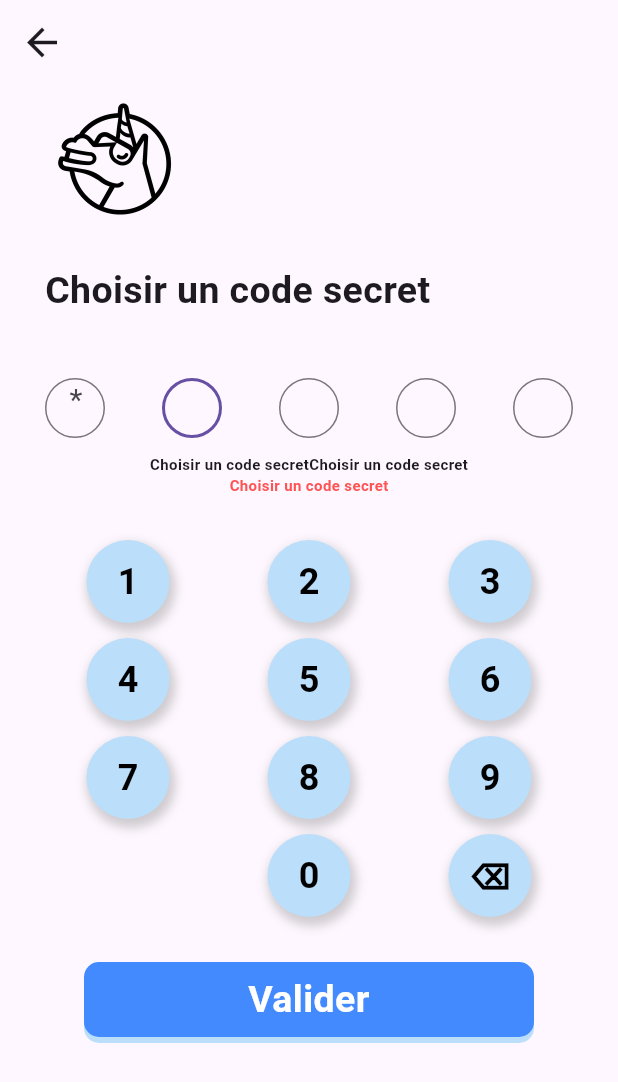
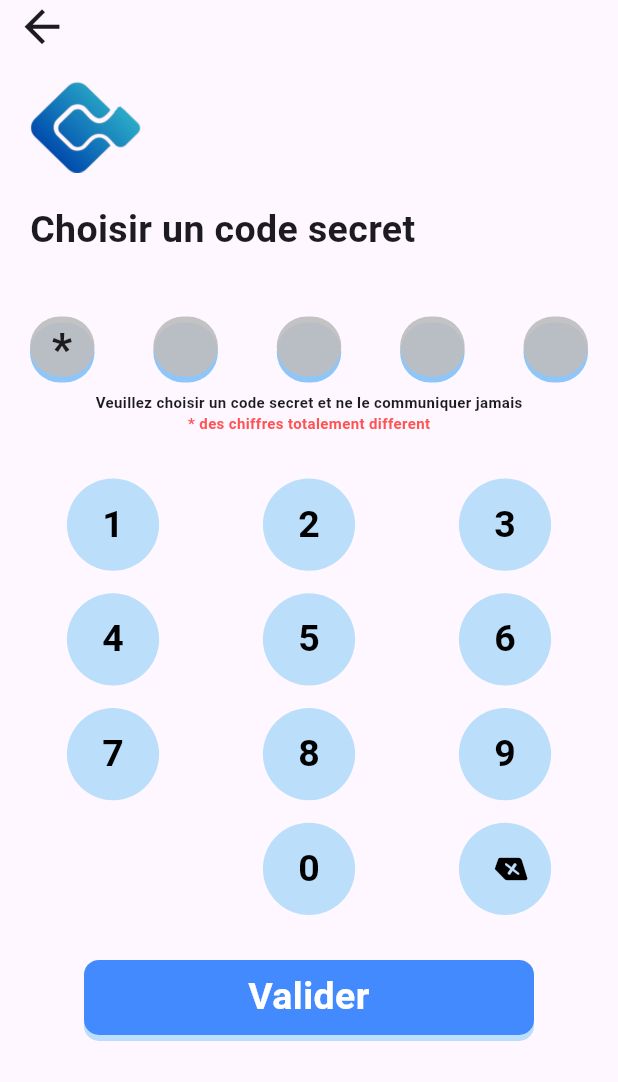
Before and after one commit to SafitouTech/iostest, a Flutter app: the screen it shows after launch, after a tap on an icon or button, on a phone screen of 412 x 824 dp. Shown: the top 1082 px of the screen. Run offline on Flutter 3.47's test engine with Material 3 defaults, Android fonts, the phone set to English and light mode, and no system bars.

Commit message:
mon 2er commit

```diff
--- a/lib/main.dart
+++ b/lib/main.dart
@@ -4,20 +4,15 @@ import 'package:flutter/material.dart';
 void main() {
   runApp(MyApp());
 }
-
 class MyApp extends StatelessWidget {
   @override
   Widget build(BuildContext context) {
     return MaterialApp(
       title: 'Saisie de Mot de Passe',
-      theme: ThemeData(
-        primarySwatch: Colors.blue,
-      ),
       home: PasswordInputPage(),
     );
   }
 }
-
 class PasswordInputPage extends StatefulWidget {
   @override
   _PasswordInputPageState createState() => _PasswordInputPageState();
@@ -30,6 +25,7 @@ class _PasswordInputPageState extends State<PasswordInputPage> {
   Timer? _hideTimer;
 
   void _onKeyPressed(String value) {
+    print('Button pressed: $value'); // Ajoutez cette ligne pour le débogage
     for (int i = 0; i < _password.length; i++) {
       if (_password[i].isEmpty) {
         setState(() {
@@ -40,9 +36,9 @@ class _PasswordInputPageState extends State<PasswordInputPage> {
           _hideTimer!.cancel();
         }
 
-        _hideTimer = Timer(Duration(seconds: 1), () {
+        _hideTimer = Timer(Duration(milliseconds: 100), () {
           setState(() {
-            _displayPassword[i] = '*' ;// Remplace le chiffre par une étoile après 1 seconde
+            _displayPassword[i] = '*';
           });
         });
 
@@ -53,7 +49,6 @@ class _PasswordInputPageState extends State<PasswordInputPage> {
       }
     }
   }
-
   void _onDelete() {
     for (int i = _password.length - 1; i >= 0; i--) {
       if (_password[i].isNotEmpty) {
@@ -68,37 +63,35 @@ class _PasswordInputPageState extends State<PasswordInputPage> {
       }
     }
   }
-
   @override
   void dispose() {
     _hideTimer?.cancel();
     super.dispose();
   }
-
   @override
   Widget build(BuildContext context) {
     return Scaffold(
-      appBar: AppBar(
-        leading: Container(
-          child: Icon(Icons.arrow_back, size: 30),
+      appBar: PreferredSize(
+        preferredSize: Size.fromHeight(35),
+        child: AppBar(
+          leading: Icon(Icons.arrow_back, size: 35),
         ),
       ),
       body: Padding(
-        padding: const EdgeInsets.symmetric(horizontal: 30),
+        padding: const EdgeInsets.symmetric(horizontal: 20),
         child: Column(
           mainAxisAlignment: MainAxisAlignment.start,
           children: [
             Align(
               alignment: Alignment.topLeft,
               child: Container(
-                height: 100,
-                width: 100,
+                width: 80,
                 decoration: const BoxDecoration(
                   shape: BoxShape.rectangle,
                 ),
                 child: ClipRect(
                   child: Image(
-                    image: AssetImage('images/logo1.png'),
+                    image: AssetImage('images/logo_Companion.png'),
                     fit: BoxFit.cover,
                   ),
                 ),
@@ -117,7 +110,6 @@ class _PasswordInputPageState extends State<PasswordInputPage> {
               ),
             ),
             SizedBox(height: 40),
-
             Column(
               mainAxisAlignment: MainAxisAlignment.center,
               children: [
@@ -125,67 +117,64 @@ class _PasswordInputPageState extends State<PasswordInputPage> {
                 Row(
                   mainAxisAlignment: MainAxisAlignment.spaceBetween,
                   children: List.generate(5, (index) {
-                    return SizedBox(
-                      width: 40,
+                    return Container(
+                      width: 43,
                       height: 40,
-                      //pas ca je doit le perso
-                      child: Center(
-                        child: TextField(
+                      decoration: BoxDecoration(
+                        color: Colors.grey.shade400.withOpacity(0.9),
+                        borderRadius: BorderRadius.circular(20),
+                        boxShadow: [
+                          BoxShadow(
+                            color: Colors.blue.withOpacity(0.5),
+                            offset: Offset(0, 4),
+                          ),
+                        ],
+                      ),
+                        child: Text(
+                          _displayPassword[index],
                           style: TextStyle(
-                            fontSize: 20,
+                            fontSize: 30,
+                            fontWeight: FontWeight.bold,
                           ),
-                          focusNode: _focusNodes[index],
                           textAlign: TextAlign.center,
-                          readOnly: true,
-                          decoration: InputDecoration(
-                            counterText: '',
-                            border: OutlineInputBorder(
-
-                              borderRadius: BorderRadius.circular(100),
-                             // borderSide: BorderSide(color: Color(0xFF1EEB3344))
-                            ),
-                            hintText: _displayPassword[index], // Affichage du chiffre temporaire ou étoile
-                          ),
-                        ),
                         ),
                     );
                   }),
                 ),
-
                 SizedBox(height: 10),
                 Align(
                   alignment: Alignment.topCenter,
                   child: Text(
-                    'Choisir un code secretChoisir un code secret',
+                    'Veuillez choisir un code secret et ne le communiquer jamais',
                     style: TextStyle(
                       fontWeight: FontWeight.w600,
                       fontSize: 10,
                     ),
                     textAlign: TextAlign.start,
                   ),
-                ), Align(
+                ),
+                 Align(
                   alignment: Alignment.topCenter,
                   child: Text(
-                    'Choisir un code secret',
+                    '* des chiffres totalement different',
                     style: TextStyle(
                       fontWeight: FontWeight.w600,
                       fontSize: 10,
-                      color: Colors.redAccent
+                      color: Colors.redAccent,
                     ),
                     textAlign: TextAlign.start,
                   ),
                 ),
                 SizedBox(height: 30),
-                //  my clavier numérique personnalisé
                 GridView.builder(
                   shrinkWrap: true,
                   gridDelegate: SliverGridDelegateWithFixedCrossAxisCount(
                     crossAxisCount: 3, // 3 colonnes
-                    mainAxisSpacing: 10,
-                    crossAxisSpacing: 10,
-                    childAspectRatio: 2, // Ajuste la taille des boutons
+                    mainAxisSpacing: 15,
+                    crossAxisSpacing: 20,
+                    childAspectRatio: 1.8,
                   ),
-                  itemCount: 12, // 12 boutons
+                  itemCount: 12,
                   itemBuilder: (context, index) {
                     String buttonText;
                     if (index < 9) {
@@ -208,26 +197,28 @@ class _PasswordInputPageState extends State<PasswordInputPage> {
                                 _onKeyPressed(buttonText);
                               }
                             },
+                            behavior: HitTestBehavior.opaque, // Assure que tous les gestes sont capturés
                             child: Container(
-                        height: 50,
-                        width: 60,
+                              height: 40,
+                              width: 40,
                               decoration: BoxDecoration(
                                 color: Colors.blue.shade100,
                                 shape: BoxShape.circle,
-                          boxShadow: [
-                            BoxShadow(
-                              color: Colors.grey.withOpacity(0.5),
-                              spreadRadius: 2,
-                              blurRadius: 5,
-                              offset: Offset(2, 4),
-                            ),
-                          ],
                               ),
                               child: Center(
-                          child: Text(
+                                child: buttonText == '⌫'
+                                    ? Transform(
+                                    transform: Matrix4.skewX(0.3),
+                                      child: Icon(
+                                        Icons.backspace_rounded,
+                                        color: Colors.black,
+                                        size: 20,
+                                      ),
+                                    )
+                              : Text(
                                 buttonText,
                                 style: TextStyle(
-                              fontSize: 24,
+                                  fontSize: 25,
                                   fontWeight: FontWeight.bold,
                                   color: Colors.black,
                                 ),
@@ -251,6 +242,13 @@ class _PasswordInputPageState extends State<PasswordInputPage> {
                       ),
                     ],
                   ),
+                  child: GestureDetector(
+                    /*onTap: () {
+                      Navigator.push(
+                        context,
+                        MaterialPageRoute(builder: (context) => OptValidation()),
+                      );
+                    },*/
                     child: Center(
                       child: Text(
                         'Valider',
@@ -263,6 +261,7 @@ class _PasswordInputPageState extends State<PasswordInputPage> {
                       ),
                     ),
                   ),
+                ),
               ],
             ),
           ],
@@ -271,3 +270,159 @@ class _PasswordInputPageState extends State<PasswordInputPage> {
     );
   }
 }
+
+/*class OptValidation extends StatefulWidget {
+  const OptValidation({super.key});
+
+  @override
+  State<OptValidation> createState() => _OptValidationState();
+}
+
+class _OptValidationState extends State<OptValidation> {
+
+  final List<String> _code = List.filled(5, '');
+  final List<String> _displayCode = List.filled(5, '');
+  final _focusNodes = List.generate(5, (index) => FocusNode());
+  Timer? _hideTimer;
+
+  void _onKeyPressed(String value) {
+    for (int i = 0; i < _code.length; i++) {
+      if (_code[i].isEmpty) {
+        setState(() {
+          _code[i] = value;
+          _displayCode[i] = value;
+        });
+        if (_hideTimer != null && _hideTimer!.isActive) {
+          _hideTimer!.cancel();
+        }
+
+        _hideTimer = Timer(Duration(milliseconds: 500), () {
+          setState(() {
+            _displayCode[i] = '*'; // Remplace le chiffre par une étoile après un court délai
+          });
+        });
+
+        if (i < _code.length - 1) {
+          _focusNodes[i + 1].requestFocus();
+        }
+        break;
+      }
+    }
+  }
+
+  void _onDelete() {
+    for (int i = _code.length - 1; i >= 0; i--) {
+      if (_code[i].isNotEmpty) {
+        setState(() {
+          _code[i] = '';
+          _displayCode[i] = '';
+        });
+        if (i > 0) {
+          _focusNodes[i - 1].requestFocus();
+        }
+        break;
+      }
+    }
+  }
+
+  @override
+  void dispose() {
+    _hideTimer?.cancel();
+    super.dispose();
+  }
+
+  @override
+  Widget build(BuildContext context) {
+    return Scaffold(
+      body: Padding(
+        padding: const EdgeInsets.symmetric(horizontal: 20),
+        child: Column(
+          mainAxisAlignment: MainAxisAlignment.center,
+          children: [
+            Text(
+              'Entrez le code reçu par SMS',
+              style: TextStyle(fontSize: 22, fontWeight: FontWeight.bold),
+            ),
+            SizedBox(height: 20),
+            Row(
+              mainAxisAlignment: MainAxisAlignment.spaceBetween,
+              children: List.generate(5, (index) {
+                return Container(
+                  width: 43,
+                  height: 40,
+                  decoration: BoxDecoration(
+                    color: Colors.grey.shade400.withOpacity(0.9),
+                    borderRadius: BorderRadius.circular(20),
+                    boxShadow: [
+                      BoxShadow(
+                        color: Colors.blue.withOpacity(0.5),
+                        offset: Offset(0, 4),
+                      ),
+                    ],
+                  ),
+                  child: Text(
+                    _displayCode[index],
+                    style: TextStyle(fontSize: 30, fontWeight: FontWeight.bold),
+                    textAlign: TextAlign.center,
+                  ),
+                );
+              }),
+            ),
+            SizedBox(height: 30),
+            GridView.builder(
+              shrinkWrap: true,
+              gridDelegate: SliverGridDelegateWithFixedCrossAxisCount(
+                crossAxisCount: 3,
+                mainAxisSpacing: 15,
+                crossAxisSpacing: 20,
+                childAspectRatio: 1.8,
+              ),
+              itemCount: 12,
+              itemBuilder: (context, index) {
+                String buttonText;
+                if (index < 9) {
+                  buttonText = (index + 1).toString();
+                } else if (index == 9) {
+                  buttonText = '';
+                } else if (index == 10) {
+                  buttonText = '0';
+                } else {
+                  buttonText = '⌫';
+                }
+
+                return buttonText.isEmpty
+                    ? SizedBox.shrink()
+                    : GestureDetector(
+                  onTap: () {
+                    if (buttonText == '⌫') {
+                      _onDelete();
+                    } else {
+                      _onKeyPressed(buttonText);
+                    }
+                  },
+                  behavior: HitTestBehavior.opaque,
+                  child: Container(
+                    height: 40,
+                    width: 40,
+                    decoration: BoxDecoration(
+                      color: Colors.blue.shade100,
+                      shape: BoxShape.circle,
+                    ),
+                    child: Center(
+                      child: buttonText == '⌫'
+                          ? Icon(Icons.backspace_rounded, color: Colors.black, size: 20)
+                          : Text(
+                        buttonText,
+                        style: TextStyle(fontSize: 25, fontWeight: FontWeight.bold, color: Colors.black),
+                      ),
+                    ),
+                  ),
+                );
+              },
+            ),
+          ],
+        ),
+      ),
+    );
+  }
+}*/
```
Also changed, not shown: images/img_1.png (added), images/logo_Companion.png (added), 2 other files. Lines whose indentation alone changed are shown as unchanged.
